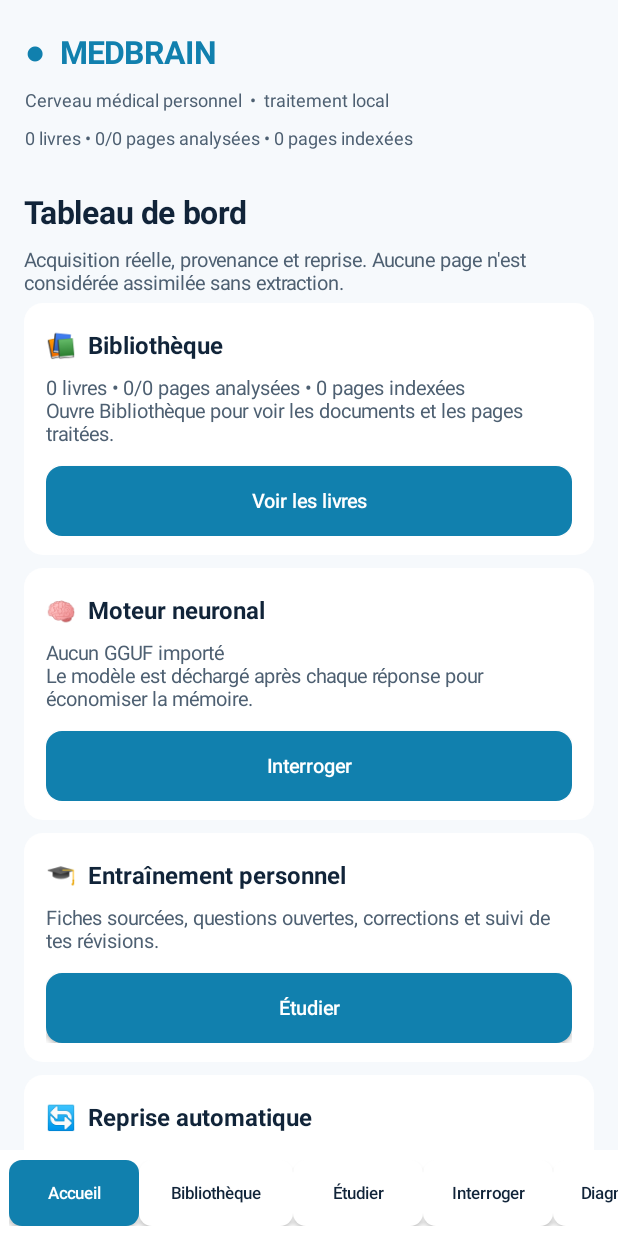
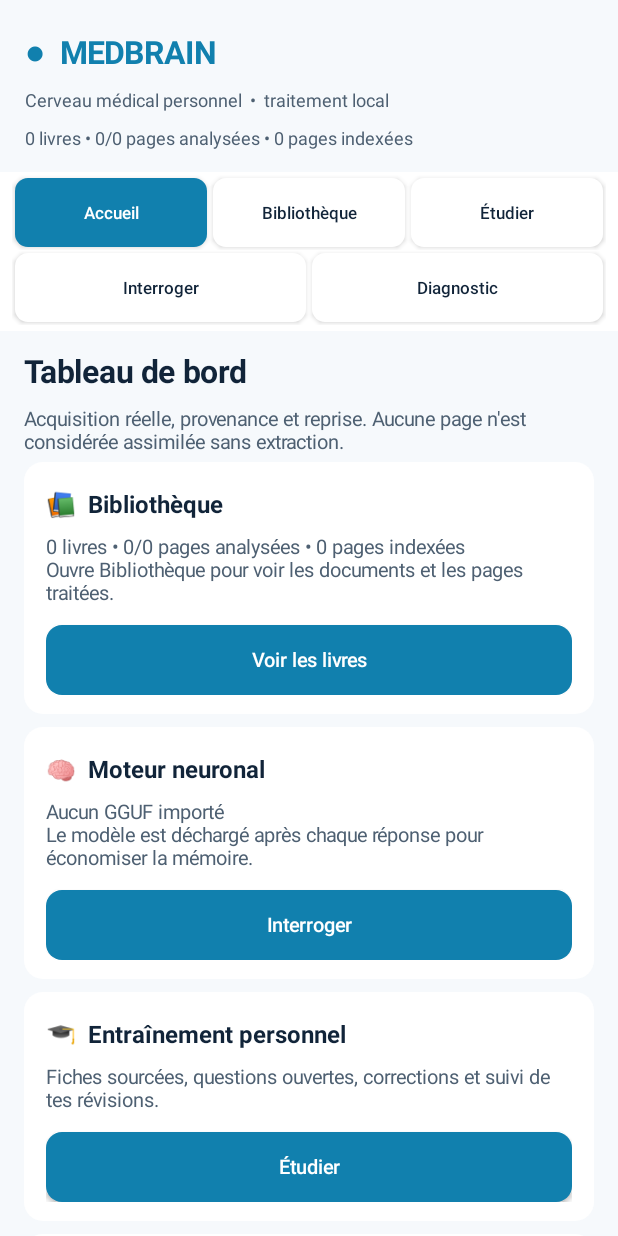
Before and after one commit to Terminator364/BCP, an Android app: the screen it shows after launch (MainActivity), on a phone screen of 412 x 824 dp. Run offline under Robolectric (Android 15) with nearby library versions, the light colour scheme and no system bars; 2 statements that could not run were skipped.

Commit message:
fix(medbrain): correct Android insets, accessible responsive navigation and GGUF picker self-diagnostics

```diff
--- a/mobile-medbrain/app/src/main/java/com/blessing/medbrain/MainActivity.kt
+++ b/mobile-medbrain/app/src/main/java/com/blessing/medbrain/MainActivity.kt
@@ -16,6 +16,11 @@ import android.widget.*
 import androidx.activity.ComponentActivity
 import androidx.activity.result.contract.ActivityResultContracts
 import androidx.lifecycle.lifecycleScope
+import androidx.core.view.ViewCompat
+import androidx.core.view.WindowCompat
+import androidx.core.view.WindowInsetsCompat
+import android.os.StatFs
+import java.io.File
 import androidx.work.*
 import kotlinx.coroutines.*
 import java.security.MessageDigest
@@ -73,26 +78,33 @@ class MainActivity:ComponentActivity() {
                 val request=OneTimeWorkRequestBuilder<FolderScanWorker>().setInputData(input).build()
                 WorkManager.getInstance(this).enqueueUniqueWork("folder-"+digest(uri.toString()),
                     ExistingWorkPolicy.REPLACE,request)
-                answerText="Dossier ajouté à la file d'exploration. Limite de sécurité : 500 fichiers par passage."
+                answerText="Dossier autorisé : indexation progressive et reprise automatique. Le nombre total de livres n’est pas limité à 500."
             }catch(e:Exception){answerText="Autorisation du dossier refusée : ${e.message}"}
             render(1)
         }
     }
     private val importModel=registerForActivityResult(ActivityResultContracts.OpenDocument()){uri->
+        recordDiagnostic("PICKER_MODEL_RETURN",if(uri==null)"cancelled" else "selected")
         if(uri!=null){
             if(!displayName(uri).endsWith(".gguf",true)){
                 answerText="Fichier refusé : sélectionne un modèle GGUF."
                 render(4)
             }else {
                 busy=true
-                answerText="Vérification et import du modèle en cours…"
+                recordDiagnostic("MODEL_IMPORT_STARTED","file selected")
+                answerText="Import GGUF : préparation. Ne ferme pas MedBrain."
                 render(4)
                 lifecycleScope.launch{
                     try{
-                        val receipt=ModelVault.import(this@MainActivity,uri)
+                        val receipt=ModelVault.import(this@MainActivity,uri) { copied,total ->
+                            runOnUiThread {
+                                answerText="Import GGUF : ${copied/1048576} Mio"+if(total>0)"/${total/1048576} Mio" else ""
+                                if(page==4 && copied%(128L*1048576)<65536)render(4)
+                            }
+                        }
                         answerText="GGUF importé (${receipt.bytes/1048576} Mio). Empreinte SHA-256 : ${receipt.sha256.take(18)}…"
                         KnowledgeStore(this@MainActivity).use{it.event("MODEL_IMPORTED",receipt.sha256.take(20))}
-                    }catch(e:Throwable){answerText="Import refusé : ${e.message}"}
+                    }catch(e:Throwable){recordDiagnostic("MODEL_IMPORT_FAILED",e.javaClass.simpleName+": "+e.message);answerText="Import refusé : ${e.message}"}
                     finally{busy=false;render(4)}
                 }
             }
@@ -108,30 +120,44 @@ class MainActivity:ComponentActivity() {
     }
     override fun onCreate(savedInstanceState:Bundle?){
         super.onCreate(savedInstanceState)
+        WindowCompat.setDecorFitsSystemWindows(window,false)
+        window.statusBarColor=Color.TRANSPARENT
+        window.navigationBarColor=Color.TRANSPARENT
         val shell=LinearLayout(this).apply{orientation=LinearLayout.VERTICAL;setBackgroundColor(bg)}
+        ViewCompat.setOnApplyWindowInsetsListener(shell){v,insets->
+            val safe=insets.getInsets(WindowInsetsCompat.Type.systemBars() or WindowInsetsCompat.Type.displayCutout())
+            v.setPadding(safe.left,safe.top,safe.right,safe.bottom)
+            insets
+        }
         val top=LinearLayout(this).apply{orientation=LinearLayout.VERTICAL;setPadding(dp(17),dp(16),dp(17),dp(10))}
         top.addView(text("●  MEDBRAIN",21f,true,accent))
         top.addView(text("Cerveau médical personnel  •  traitement local",12f,false,muted))
         stats=text("Chargement des acquis…",12f,false,muted)
         top.addView(stats)
         shell.addView(top)
+        nav=LinearLayout(this).apply{orientation=LinearLayout.VERTICAL;setBackgroundColor(surface);setPadding(dp(8),dp(2),dp(8),dp(4))}
+        shell.addView(nav)
         val scroll=ScrollView(this).apply{isFillViewport=false;isVerticalScrollBarEnabled=true}
         body=LinearLayout(this).apply{orientation=LinearLayout.VERTICAL;setPadding(dp(16),dp(8),dp(16),dp(22))}
         scroll.addView(body)
         shell.addView(scroll,LinearLayout.LayoutParams(-1,0,1f))
-        val navScroll=HorizontalScrollView(this).apply{isHorizontalScrollBarEnabled=true}
-        nav=LinearLayout(this).apply{orientation=LinearLayout.HORIZONTAL;setPadding(dp(6),dp(7),dp(6),dp(7));setBackgroundColor(surface)}
-        navScroll.addView(nav)
-        shell.addView(navScroll)
         setContentView(shell)
         MaintenanceWorker.arm(this)
-        render(0)
+        render(savedInstanceState?.getInt("tab") ?: 0)
+        recordDiagnostic("UI_START","screenDp="+resources.configuration.screenWidthDp+" fontScale="+resources.configuration.fontScale)
         lifecycleScope.launch{
             while(isActive){
                 delay(4000)
                 if(!isFinishing)refreshSummary()
             }
         }
+    }
+    override fun onSaveInstanceState(outState:Bundle){
+        outState.putInt("tab",page)
+        super.onSaveInstanceState(outState)
+    }
+    private fun recordDiagnostic(kind:String,detail:String){
+        try{KnowledgeStore(this).use{it.event(kind,detail.take(250))}}catch(_:Throwable){}
     }
     private fun dp(px:Int):Int=(px*resources.displayMetrics.density).toInt()
     private fun drawable(color:Int,radius:Int=13):GradientDrawable=
@@ -178,13 +204,24 @@ class MainActivity:ComponentActivity() {
         body.removeAllViews()
         nav.removeAllViews()
         val menu=arrayOf("Accueil","Bibliothèque","Étudier","Interroger","Diagnostic")
-        menu.forEachIndexed{i,title->
-            nav.addView(Button(this).apply{
-                text=title;isAllCaps=false;textSize=11f
-                setTextColor(if(i==tab)Color.WHITE else fg)
-                background=drawable(if(i==tab)accent else surface,9)
-                setOnClickListener{render(i)}
-            },LinearLayout.LayoutParams(dp(if(i==1)103 else 87),dp(44)))
+        val wide=resources.configuration.screenWidthDp>=600
+        val groups=if(wide)listOf(listOf(0,1,2,3,4))else listOf(listOf(0,1,2),listOf(3,4))
+        groups.forEach{group->
+            val row=LinearLayout(this).apply{orientation=LinearLayout.HORIZONTAL}
+            group.forEach{i->
+                val title=menu[i]
+                val btn=Button(this).apply{
+                    text=title;contentDescription="Ouvrir "+title;isAllCaps=false
+                    textSize=if(resources.configuration.fontScale>1.25f)10f else 11.5f
+                    setTextColor(if(i==tab)Color.WHITE else fg)
+                    background=drawable(if(i==tab)accent else surface,9)
+                    setPadding(dp(2),0,dp(2),0)
+                    minHeight=dp(44)
+                    setOnClickListener{render(i)}
+                }
+                row.addView(btn,LinearLayout.LayoutParams(0,dp(46),1f).apply{setMargins(dp(2),dp(2),dp(2),dp(2))})
+            }
+            nav.addView(row,LinearLayout.LayoutParams(-1,-2))
         }
         refreshSummary()
         when(tab){
@@ -211,7 +248,8 @@ class MainActivity:ComponentActivity() {
         add(action("＋  Importer des livres (Drive / fichiers)") {
             importDocs.launch(arrayOf("application/pdf","text/plain","image/*","text/markdown"))
         })
-        add(action("📁  Scanner un dossier local autorisé"){importFolder.launch(null)})
+        add(action("📁  Surveiller un dossier local autorisé"){importFolder.launch(null)})
+        card("Google Drive","Choisis plusieurs PDF depuis ton compte Drive. Le choix de la racine Drive est limité par Android ; la synchronisation intégrale exige une connexion Google dédiée.")
         add(action("↻  Reprendre les documents en attente"){resumeAll()})
         add(action("Actualiser les progrès"){render(1)})
         if(answerText.isNotBlank())card("État",answerText)
@@ -252,8 +290,19 @@ class MainActivity:ComponentActivity() {
     }
     private fun system(){
         section("Diagnostic et contrôle","Chaque incident est visible. Aucune réinstallation ou capture répétée n'est nécessaire pour connaître l'état.")
-        card("Modèle neuronal",ModelVault.status(this),"Importer ou remplacer mon GGUF"){importModel.launch(arrayOf("*/*"))}
+        card("Modèle neuronal",ModelVault.status(this)+"\nChoisis un modèle GGUF déjà téléchargé dans Documents ou Téléchargements.", "Sélectionner mon GGUF"){
+            recordDiagnostic("PICKER_MODEL_OPEN","user")
+            try{importModel.launch(arrayOf("application/octet-stream","*/*"))}
+            catch(e:Exception){recordDiagnostic("PICKER_MODEL_ERROR",e.message?:"?");answerText="Sélecteur indisponible : "+e.message;render(4)}
+        }
         card("Données et appareil",diagnostic())
+        add(action("Auto-test : espace disponible pour le GGUF"){
+            val dir=File(filesDir,"models").apply{mkdirs()}
+            val free=StatFs(dir.absolutePath).availableBytes/1048576
+            answerText="Espace libre pour MedBrain : "+free+" Mio. Prévoir une réserve de 700 Mio en plus de la taille du modèle."
+            recordDiagnostic("STORAGE_PROBE","free MiB="+free)
+            render(4)
+        })
         add(action("Exporter les diagnostics en texte"){exportReport.launch("MedBrain_diagnostic.txt")})
         add(action("Relancer tous les traitements incomplets"){resumeAll()})
         if(answerText.isNotBlank())card("Dernière opération",answerText)
```
